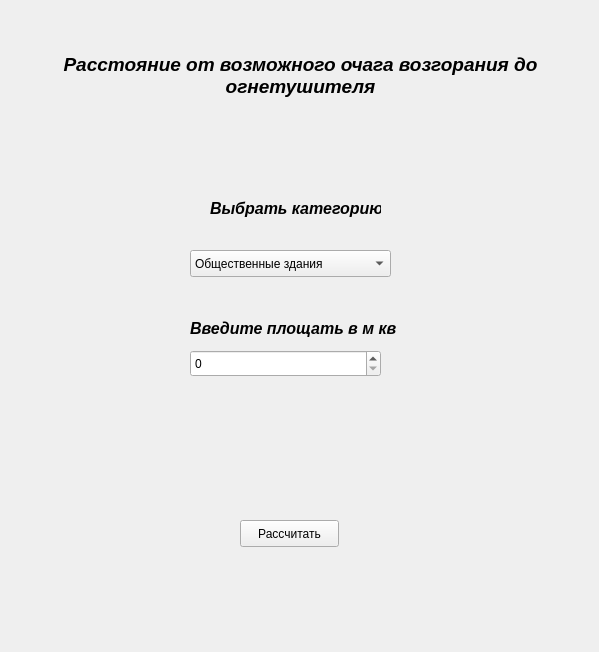
The window that form.ui (chester5009/fire_protection) describes before a commit, drawn with Qt 5.
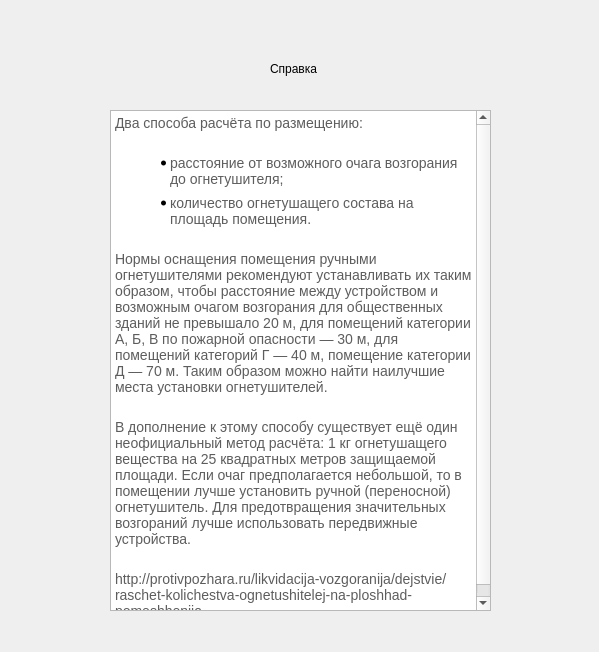
The same window after the commit. The open tabs and pages were chosen to show the change.

What changed in the file:
```diff
--- a/form.ui
+++ b/form.ui
@@ -354,6 +354,43 @@
      </property>
     </widget>
    </widget>
+   <widget class="QWidget" name="page_5">
+    <widget class="QTextBrowser" name="textBrowser_2">
+     <property name="geometry">
+      <rect>
+       <x>100</x>
+       <y>100</y>
+       <width>381</width>
+       <height>501</height>
+      </rect>
+     </property>
+     <property name="html">
+      <string>&lt;!DOCTYPE HTML PUBLIC &quot;-//W3C//DTD HTML 4.0//EN&quot; &quot;http://www.w3.org/TR/REC-html40/strict.dtd&quot;&gt;
+&lt;html&gt;&lt;head&gt;&lt;meta name=&quot;qrichtext&quot; content=&quot;1&quot; /&gt;&lt;style type=&quot;text/css&quot;&gt;
+p, li { white-space: pre-wrap; }
+&lt;/style&gt;&lt;/head&gt;&lt;body style=&quot; font-family:'Ubuntu'; font-size:11pt; font-weight:400; font-style:normal;&quot;&gt;
+&lt;p style=&quot; margin-top:0px; margin-bottom:24px; margin-left:0px; margin-right:0px; -qt-block-indent:0; text-indent:0px; background-color:#ffffff;&quot;&gt;&lt;span style=&quot; font-family:'Tahoma,Arial,sans-serif'; font-size:14px; color:#5d5d5d; background-color:#ffffff;&quot;&gt;Два способа расчёта по размещению:&lt;/span&gt;&lt;/p&gt;
+&lt;ul style=&quot;margin-top: 0px; margin-bottom: 0px; margin-left: 0px; margin-right: 0px; -qt-list-indent: 1;&quot;&gt;&lt;li style=&quot; font-family:'Tahoma,Arial,sans-serif'; font-size:14px; color:#5d5d5d;&quot; style=&quot; margin-top:0px; margin-bottom:8px; margin-left:15px; margin-right:0px; -qt-block-indent:0; text-indent:0px;&quot;&gt;&lt;span style=&quot; font-size:14px;&quot;&gt;расстояние от возможного очага возгорания до огнетушителя;&lt;/span&gt;&lt;/li&gt;
+&lt;li style=&quot; font-family:'Tahoma,Arial,sans-serif'; font-size:14px; color:#5d5d5d;&quot; style=&quot; margin-top:0px; margin-bottom:24px; margin-left:15px; margin-right:0px; -qt-block-indent:0; text-indent:0px;&quot;&gt;&lt;span style=&quot; font-size:14px;&quot;&gt;количество огнетушащего состава на площадь помещения.&lt;/span&gt;&lt;/li&gt;&lt;/ul&gt;
+&lt;p style=&quot; margin-top:0px; margin-bottom:24px; margin-left:0px; margin-right:0px; -qt-block-indent:0; text-indent:0px; background-color:#ffffff;&quot;&gt;&lt;span style=&quot; font-family:'Tahoma,Arial,sans-serif'; font-size:14px; color:#5d5d5d; background-color:#ffffff;&quot;&gt;Нормы оснащения помещения ручными огнетушителями рекомендуют устанавливать их таким образом, чтобы расстояние между устройством и возможным очагом возгорания для общественных зданий не превышало 20 м, для помещений категории А, Б, В по пожарной опасности — 30 м, для помещений категорий Г — 40 м, помещение категории Д — 70 м. Таким образом можно найти наилучшие места установки огнетушителей.&lt;/span&gt;&lt;/p&gt;
+&lt;p style=&quot; margin-top:0px; margin-bottom:24px; margin-left:0px; margin-right:0px; -qt-block-indent:0; text-indent:0px; background-color:#ffffff;&quot;&gt;&lt;span style=&quot; font-family:'Tahoma,Arial,sans-serif'; font-size:14px; color:#5d5d5d; background-color:#ffffff;&quot;&gt;В дополнение к этому способу существует ещё один неофициальный метод расчёта: 1 кг огнетушащего вещества на 25 квадратных метров защищаемой площади. Если очаг предполагается небольшой, то в помещении лучше установить ручной (переносной) огнетушитель. Для предотвращения значительных возгораний лучше использовать передвижные устройства.&lt;/span&gt;&lt;/p&gt;
+&lt;p style=&quot; margin-top:0px; margin-bottom:24px; margin-left:0px; margin-right:0px; -qt-block-indent:0; text-indent:0px; background-color:#ffffff;&quot;&gt;&lt;span style=&quot; font-family:'Tahoma,Arial,sans-serif'; font-size:14px; color:#5d5d5d; background-color:#ffffff;&quot;&gt;http://protivpozhara.ru/likvidacija-vozgoranija/dejstvie/raschet-kolichestva-ognetushitelej-na-ploshhad-pomeshhenija&lt;/span&gt;&lt;/p&gt;&lt;/body&gt;&lt;/html&gt;</string>
+     </property>
+    </widget>
+    <widget class="QLabel" name="label_9">
+     <property name="geometry">
+      <rect>
+       <x>260</x>
+       <y>50</y>
+       <width>68</width>
+       <height>17</height>
+      </rect>
+     </property>
+     <property name="text">
+      <string>Справка</string>
+     </property>
+    </widget>
+   </widget>
   </widget>
  </widget>
  <resources/>
```
Left out of the diff: 13 changed lines with no effect on the pictures.
